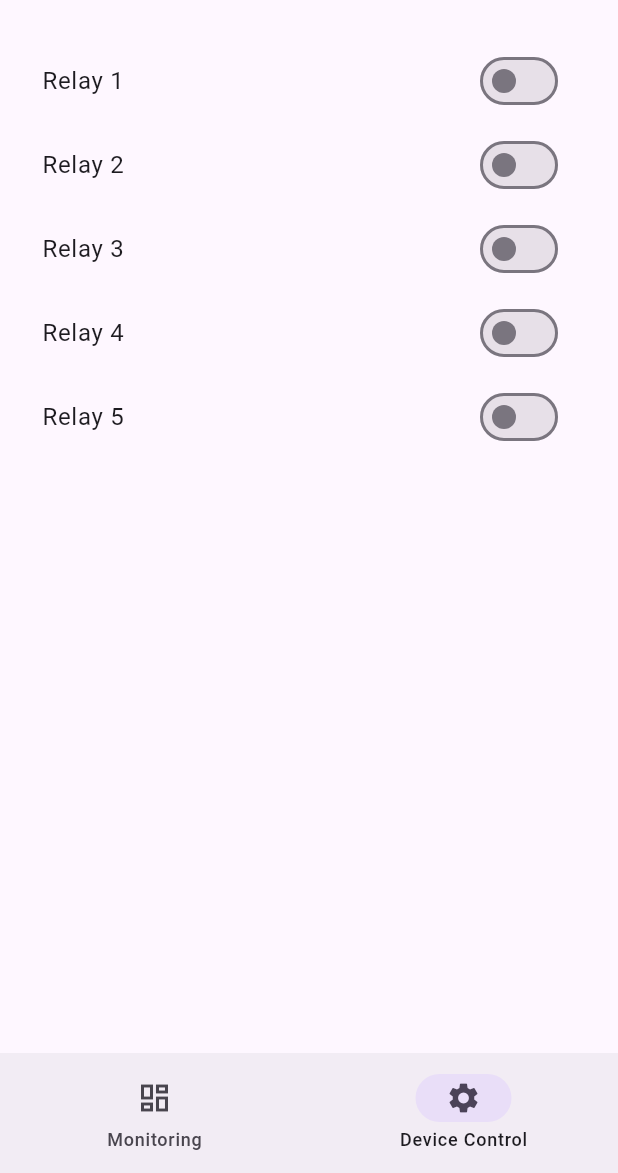
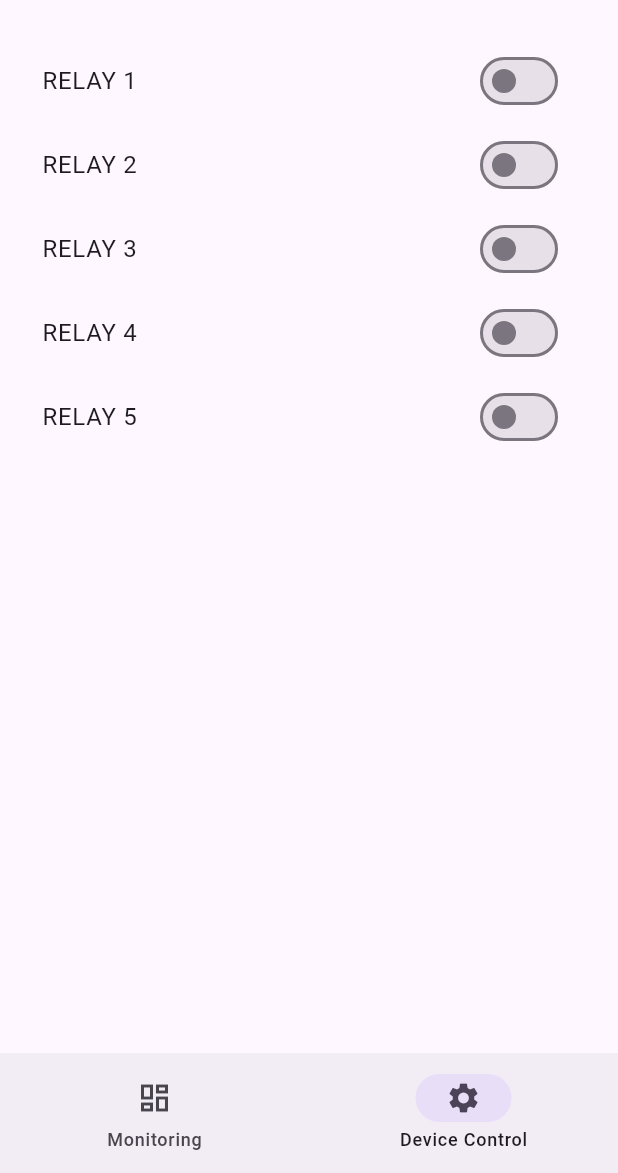
Before and after one commit to masmuss/mobile-hydroponic-monitoring, a Flutter app: the MonitoringAndDeviceControl screen opened directly with empty values, item 2 of the bottom bar chosen, on a phone screen of 412 x 824 dp, the part 63-1236 px from its top. Run offline on Flutter 3.47's test engine with Material 3 defaults, Android fonts, the phone set to English and light mode, and no system bars; our stand-ins replace firebase_core, firebase_database, shared_preferences, syncfusion_flutter_charts, syncfusion_flutter_gauges; accounts and stored records are empty.

Commit message:
feat(device-control): add device control service and function
Signed-off-by: masmuss <ahmusafir.khoirul@gmail.com>

```diff
--- a/lib/models/configs.dart
+++ b/lib/models/configs.dart
@@ -1,9 +1,9 @@
 class Configs {
-  final int relay1;
-  final int relay2;
-  final int relay3;
-  final int relay4;
-  final int relay5;
+  final bool relay1;
+  final bool relay2;
+  final bool relay3;
+  final bool relay4;
+  final bool relay5;
 
   Configs({
     required this.relay1,
@@ -15,15 +15,15 @@ class Configs {
 
   factory Configs.fromJson(Map<Object?, Object?> json) {
     return Configs(
-      relay1: json['relay1'] as int,
-      relay2: json['relay2'] as int,
-      relay3: json['relay3'] as int,
-      relay4: json['relay4'] as int,
-      relay5: json['relay5'] as int,
+      relay1: json['relay1'] as bool,
+      relay2: json['relay2'] as bool,
+      relay3: json['relay3'] as bool,
+      relay4: json['relay4'] as bool,
+      relay5: json['relay5'] as bool,
     );
   }
 
-  Map<String, int> toJson() {
+  Map<String, bool> toJson() {
     return {
       'relay1': relay1,
       'relay2': relay2,
--- a/lib/pages/monitoring_and_device_control.dart
+++ b/lib/pages/monitoring_and_device_control.dart
@@ -9,10 +9,12 @@ class MonitoringAndDeviceControl extends StatefulWidget {
   const MonitoringAndDeviceControl({super.key, required this.deviceId});
 
   @override
-  State<MonitoringAndDeviceControl> createState() => _MonitoringAndDeviceControlState();
+  State<MonitoringAndDeviceControl> createState() =>
+      _MonitoringAndDeviceControlState();
 }
 
-class _MonitoringAndDeviceControlState extends State<MonitoringAndDeviceControl> {
+class _MonitoringAndDeviceControlState
+    extends State<MonitoringAndDeviceControl> {
   int _selectedIndex = 0;
 
   void _onDestinationSelected(int index) {
@@ -34,10 +36,9 @@ class _MonitoringAndDeviceControlState extends State<MonitoringAndDeviceControl>
               index: _selectedIndex,
               children: <Widget>[
                 DeviceMonitoring(deviceId: widget.deviceId),
-                const DeviceControl()
+                DeviceControl(deviceId: widget.deviceId)
               ],
-            )
-        ),
+            )),
       ),
       bottomNavigationBar: DeviceNavigationBar(
         selectedIndex: _selectedIndex,
@@ -45,5 +46,4 @@ class _MonitoringAndDeviceControlState extends State<MonitoringAndDeviceControl>
       ),
     );
   }
-
 }
--- a/lib/views/device/device_control.dart
+++ b/lib/views/device/device_control.dart
@@ -1,53 +1,86 @@
 import 'package:flutter/material.dart';
+import 'package:hydroponic/services/device_service.dart';
 
 class DeviceControl extends StatefulWidget {
-  const DeviceControl({super.key});
+  final String deviceId;
+
+  const DeviceControl({super.key, required this.deviceId});
 
   @override
   State<DeviceControl> createState() => _DeviceControlState();
 }
 
 class _DeviceControlState extends State<DeviceControl> {
+  final DeviceService _deviceService = DeviceService();
+  Map<String, bool> _relayStates = {
+    'relay1': false,
+    'relay2': false,
+    'relay3': false,
+    'relay4': false,
+    'relay5': false,
+  };
+
+  @override
+  void initState() {
+    super.initState();
+    _loadRelayStates();
+  }
+
+  Future<void> _loadRelayStates() async {
+    try {
+      final config = await _deviceService.getDeviceConfig(widget.deviceId);
+      if (config != null) {
+        setState(() {
+          _relayStates = {
+            'relay1': config['relay1'] ?? false,
+            'relay2': config['relay2'] ?? false,
+            'relay3': config['relay3'] ?? false,
+            'relay4': config['relay4'] ?? false,
+            'relay5': config['relay5'] ?? false,
+          };
+        });
+      }
+    } catch (error) {
+      ScaffoldMessenger.of(context).showSnackBar(
+        SnackBar(content: Text('Failed to load relay states: $error')),
+      );
+    }
+  }
+
+  Future<void> _toggleRelay(String relayKey, bool value) async {
+    try {
+      await _deviceService.updateRelayConfig(widget.deviceId, relayKey, value);
+      setState(() {
+        _relayStates[relayKey] = value;
+      });
+
+      ScaffoldMessenger.of(context).showSnackBar(
+        SnackBar(
+            content: Text(
+                "${relayKey.substring(0, 5).toUpperCase()} ${relayKey.substring(5)} is turned ${value ? 'on' : 'off'}")),
+      );
+    } catch (error) {
+      ScaffoldMessenger.of(context).showSnackBar(
+        SnackBar(content: Text('Failed to update $relayKey: $error')),
+      );
+    }
+  }
+
   @override
   Widget build(BuildContext context) {
     return Column(
-      children: <Widget>[
-        ListTile(
-          title: const Text('Relay 1'),
+      children: _relayStates.keys.map((relayKey) {
+        return ListTile(
+          title: Text(
+              "${relayKey.substring(0, 5).toUpperCase()} ${relayKey.substring(5)}"),
           trailing: Switch(
-            value: false,
-            onChanged: (bool value) {},
+            value: _relayStates[relayKey]!,
+            onChanged: (bool value) {
+              _toggleRelay(relayKey, value);
+            },
           ),
-        ),
-        ListTile(
-          title: const Text('Relay 2'),
-          trailing: Switch(
-            value: false,
-            onChanged: (bool value) {},
-          ),
-        ),
-        ListTile(
-          title: const Text('Relay 3'),
-          trailing: Switch(
-            value: false,
-            onChanged: (bool value) {},
-          ),
-        ),
-        ListTile(
-          title: const Text('Relay 4'),
-          trailing: Switch(
-            value: false,
-            onChanged: (bool value) {},
-          ),
-        ),
-        ListTile(
-          title: const Text('Relay 5'),
-          trailing: Switch(
-            value: false,
-            onChanged: (bool value) {},
-          ),
-        ),
-      ],
+        );
+      }).toList(),
     );
   }
 }
```
Also changed, not shown: lib/services/device_service.dart (+24 -6 lines).
